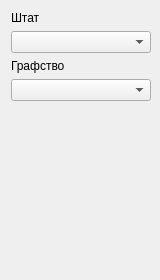
The window that widgets/ddmCountyFilterWidget.ui (alexeymarunin/ddm) describes before a commit, drawn with Qt 5.
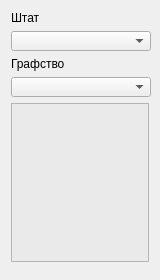
The same window after the commit.

Commit message: Fixed #29: Добавлен вывод подробной информации о выбранном графстве

What changed in the file:
```diff
--- a/widgets/ddmCountyFilterWidget.ui
+++ b/widgets/ddmCountyFilterWidget.ui
@@ -83,6 +83,17 @@
        </property>
       </widget>
      </item>
+     <item>
+      <widget class="QTextBrowser" name="countyInfo">
+       <property name="autoFillBackground">
+        <bool>false</bool>
+       </property>
+       <property name="styleSheet">
+        <string notr="true">background-color: rgb(234, 234, 234);
+border-color: rgb(234, 234, 234);</string>
+       </property>
+      </widget>
+     </item>
      <item>
       <spacer name="verticalSpacer">
        <property name="orientation">
```
The commit also changes 7 other files.
